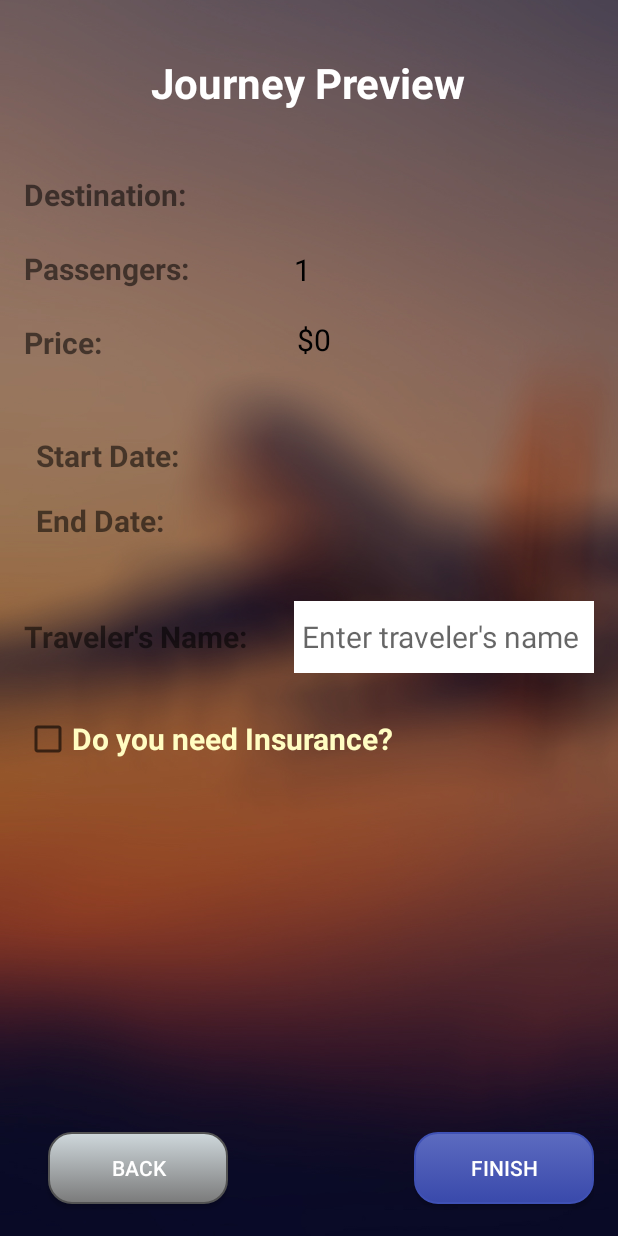
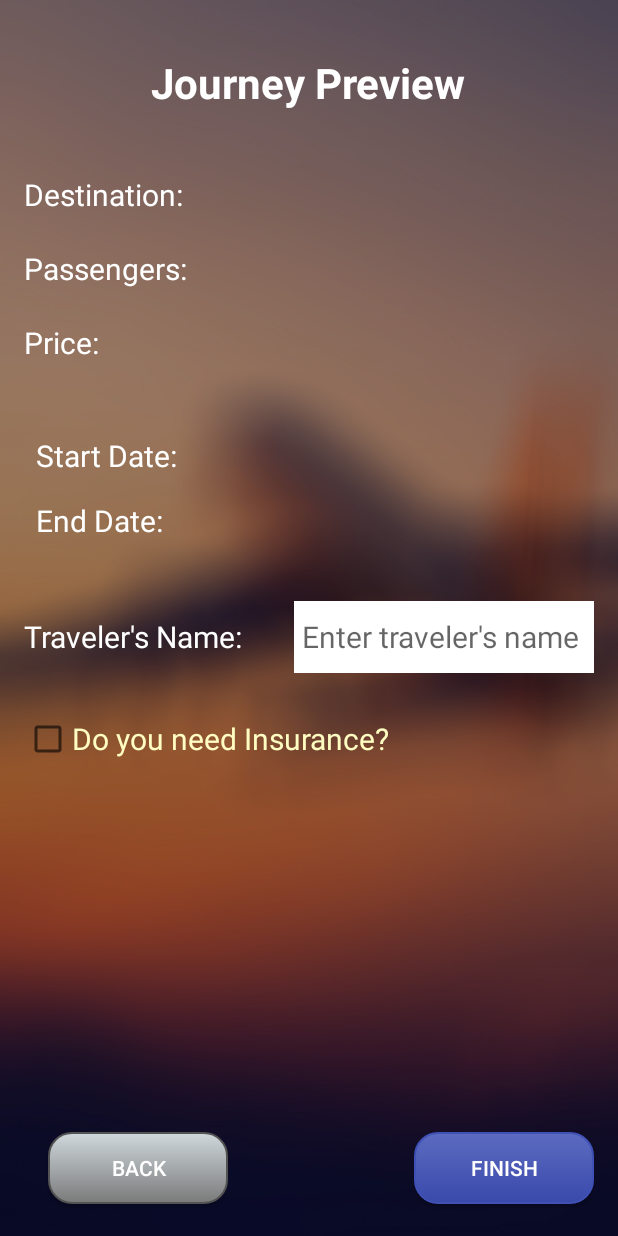
Before and after one commit to MhKeshishian/TripPlanner, an Android app built with Jetpack Compose: the TravelerInfoActivity screen opened directly, with no data from a screen before it, on a phone screen of 412 x 824 dp. Run offline under Robolectric (Android 15) with nearby library versions, the phone set to English and light mode, and no system bars; 4 statements that could not run were skipped.

Commit message:
Modified some parts of the UI

```diff
--- a/app/src/main/java/com/example/tripplanner/TravelerInfoActivity.java
+++ b/app/src/main/java/com/example/tripplanner/TravelerInfoActivity.java
@@ -13,6 +13,8 @@ import android.app.AlertDialog;
 import android.os.Bundle;
 import android.text.Editable;
 import android.text.TextWatcher;
+import android.view.animation.Animation;
+import android.view.animation.AnimationUtils;
 import android.widget.Button;
 import android.widget.CheckBox;
 import android.widget.EditText;
@@ -78,6 +80,32 @@ public class TravelerInfoActivity extends Activity {
         // Set checkBox listener
         CheckBox insuranceCheckBox = findViewById(R.id.insuranceCheckBox);
         insuranceCheckBox.setOnCheckedChangeListener((buttonView, isChecked) -> updateTotalPrice(isChecked));
+
+        // Apply animations
+        applyAnimations();
+    }
+
+    private void applyAnimations() {
+        // Load animations from XML files
+        Animation planTripAnimation = AnimationUtils.loadAnimation(this, R.anim.anim_from_right);
+        Animation numberOfPassengers = AnimationUtils.loadAnimation(this, R.anim.anim_from_right);
+        Animation totalPrice = AnimationUtils.loadAnimation(this, R.anim.anim_from_right);
+        Animation startDate = AnimationUtils.loadAnimation(this, R.anim.anim_from_right);
+        Animation endDate = AnimationUtils.loadAnimation(this, R.anim.anim_from_right);
+
+        // Find views
+        TextView planTripText = findViewById(R.id.selectedDestination);
+        TextView passengers = findViewById(R.id.selectedNumberOfPassengers);
+        TextView price = findViewById(R.id.totalPrice);
+        TextView start = findViewById(R.id.startDateText);
+        TextView end = findViewById(R.id.endDateText);
+
+        // Apply animations to views
+        planTripText.startAnimation(planTripAnimation);
+        passengers.startAnimation(numberOfPassengers);
+        price.startAnimation(totalPrice);
+        start.startAnimation(startDate);
+        end.startAnimation(endDate);
     }
 
     /**
--- a/app/src/main/res/layout/activity_main.xml
+++ b/app/src/main/res/layout/activity_main.xml
@@ -72,8 +72,7 @@
         android:layout_marginTop="100dp"
         android:text="@string/select_date"
         android:textAlignment="center"
-        style="@style/InfoText"
-        android:textColor="@color/light_yellow"/>
+        style="@style/InfoText"/>
 
 <!-- TextView can be used as Button by making it clickable-->
     <TextView
--- a/app/src/main/res/layout/activity_traveler_info.xml
+++ b/app/src/main/res/layout/activity_traveler_info.xml
@@ -46,9 +46,8 @@
         android:layout_alignTop="@+id/destinationLabel"
         android:layout_alignParentEnd="true"
         android:textStyle="normal"
-        android:textColor="#000000"
-        android:textSize="20sp"
-        android:textAlignment="textStart"/>
+        android:textAlignment="textStart"
+        style="@style/InfoText"/>
 
     <TextView
         android:id="@+id/numberOfPassengersLabel"
@@ -68,9 +67,8 @@
         android:layout_marginStart="70dp"
         android:layout_marginTop="20dp"
         android:layout_toEndOf="@+id/numberOfPassengersLabel"
-        android:textColor="#000000"
-        android:textSize="20sp"
-        android:textAlignment="textStart"/>
+        android:textAlignment="textStart"
+        style="@style/InfoText"/>
 
     <TextView
         android:id="@+id/priceLabel"
@@ -90,9 +88,8 @@
         android:layout_marginStart="130dp"
         android:layout_marginTop="20dp"
         android:layout_toEndOf="@+id/priceLabel"
-        android:textColor="#000000"
-        android:textSize="20sp"
-        android:textAlignment="textStart"/>
+        android:textAlignment="textStart"
+        style="@style/InfoText"/>
 
     <!-- Of course, all table rows and columns
     can be implemented inside the parent RelativeLayout,
@@ -103,22 +100,28 @@
         android:layout_height="wrap_content"
         android:layout_below="@id/priceLabel"
         android:layout_marginTop="40dp">
-        <TableRow>
+
+        <TableRow
+            android:layout_width="match_parent"
+            android:layout_height="match_parent">
+
             <TextView
-                android:text="@string/start_date_row"
+                style="@style/InfoText"
                 android:layout_width="wrap_content"
                 android:layout_height="wrap_content"
                 android:padding="8dp"
-                style="@style/InfoText"/>
+                android:text="@string/start_date_row" />
+
             <TextView
                 android:id="@+id/startDateText"
                 android:layout_width="wrap_content"
                 android:layout_height="wrap_content"
                 android:padding="8dp"
+                android:textColor="#FFFFFF"
                 android:textSize="20sp"
-                android:textColor="#FFFFFF"
-                android:textStyle="bold"/>
+                android:textStyle="bold" />
         </TableRow>
+
         <TableRow>
             <TextView
                 android:text="@string/end_date_row"
--- a/app/src/main/res/values/styles.xml
+++ b/app/src/main/res/values/styles.xml
@@ -28,7 +28,7 @@
     <!-- Information Text Styles -->
     <style name="InfoText">
         <item name="android:textSize">20sp</item>
-        <item name="android:textStyle">bold</item>
+        <item name="android:textColor">@color/white</item>
     </style>
 
     <!-- Radio Button Styles -->
```
